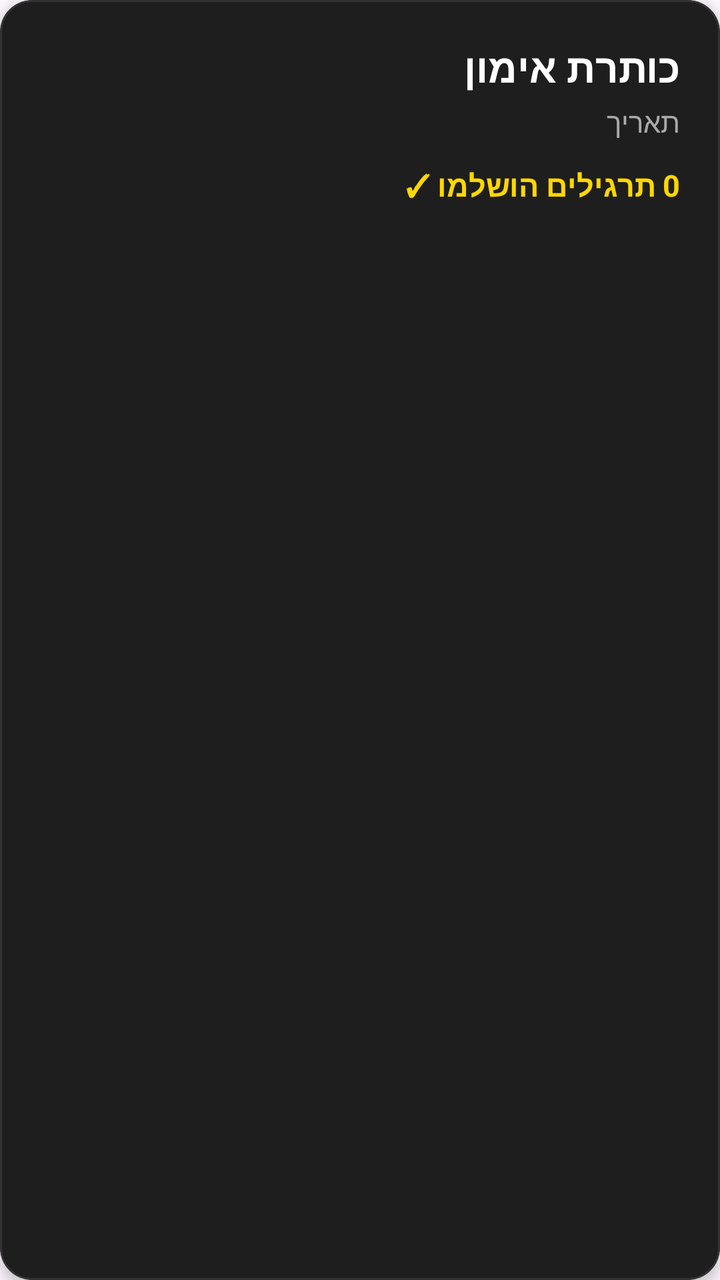
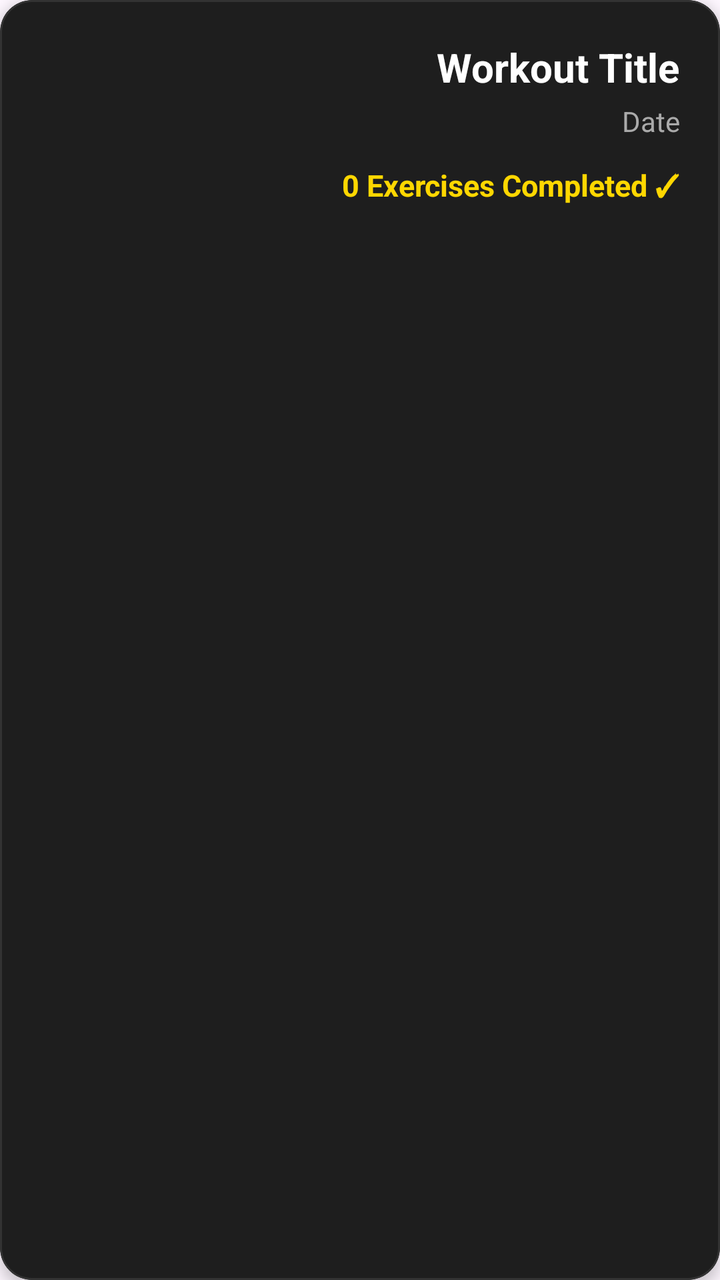

Compare the two renders of this Android layout. The source of the first and the diff that turns it into the second are given below.
<!-- AndroidManifest.xml: application theme Theme.PeakFitA -->
<!-- res/layout/item_history_workout.xml -->
<?xml version="1.0" encoding="utf-8"?>
<com.google.android.material.card.MaterialCardView
    xmlns:android="http://schemas.android.com/apk/res/android"
    xmlns:app="http://schemas.android.com/apk/res-auto"
    android:layout_width="match_parent"
    android:layout_height="wrap_content"
    android:layout_marginHorizontal="12dp"
    android:layout_marginVertical="8dp"
    app:cardBackgroundColor="#1E1E1E"
    app:cardCornerRadius="16dp"
    app:cardElevation="4dp"
    app:strokeColor="#333333"
    app:strokeWidth="1dp"
    android:layoutDirection="rtl">

    <LinearLayout
        android:layout_width="match_parent"
        android:layout_height="wrap_content"
        android:orientation="vertical"
        android:padding="20dp">

        <TextView
            android:id="@+id/tvHistoryTitle"
            android:layout_width="wrap_content"
            android:layout_height="wrap_content"
            android:text="כותרת אימון"
            android:textSize="20sp"
            android:textStyle="bold"
            android:textColor="#FFFFFF" />

        <TextView
            android:id="@+id/tvHistoryDate"
            android:layout_width="wrap_content"
            android:layout_height="wrap_content"
            android:text="תאריך"
            android:textSize="14sp"
            android:textColor="#AAAAAA"
            android:layout_marginTop="4dp" />

        <TextView
            android:id="@+id/tvHistoryExercisesCount"
            android:layout_width="wrap_content"
            android:layout_height="wrap_content"
            android:text="0 תרגילים הושלמו ✓"
            android:textSize="15sp"
            android:textColor="#FFD700"
            android:layout_marginTop="12dp"
            android:textStyle="bold"/>

        <TextView
            android:id="@+id/tvHistoryExercisesDetails"
            android:layout_width="match_parent"
            android:layout_height="wrap_content"
            android:layout_marginTop="12dp"
            android:textColor="#DDDDDD"
            android:textSize="15sp"
            android:lineSpacingExtra="6dp"
            android:visibility="gone" />

    </LinearLayout>

</com.google.android.material.card.MaterialCardView>
<!-- resources referenced by this layout -->
<resources>
  <style name="Theme.PeakFitA" parent="Base.Theme.PeakFitA" />
  <style name="Base.Theme.PeakFitA" parent="Theme.Material3.DayNight.NoActionBar">
          
          
      </style>
</resources>

<!-- the commit's change to res/layout/item_history_workout.xml (unified diff, before → after) -->
@@ -23,7 +23,7 @@
             android:id="@+id/tvHistoryTitle"
             android:layout_width="wrap_content"
             android:layout_height="wrap_content"
-            android:text="כותרת אימון"
+            android:text="Workout Title"
             android:textSize="20sp"
             android:textStyle="bold"
             android:textColor="#FFFFFF" />
@@ -32,7 +32,7 @@
             android:id="@+id/tvHistoryDate"
             android:layout_width="wrap_content"
             android:layout_height="wrap_content"
-            android:text="תאריך"
+            android:text="Date"
             android:textSize="14sp"
             android:textColor="#AAAAAA"
             android:layout_marginTop="4dp" />
@@ -41,7 +41,7 @@
             android:id="@+id/tvHistoryExercisesCount"
             android:layout_width="wrap_content"
             android:layout_height="wrap_content"
-            android:text="0 תרגילים הושלמו ✓"
+            android:text="0 Exercises Completed ✓"
             android:textSize="15sp"
             android:textColor="#FFD700"
             android:layout_marginTop="12dp"
